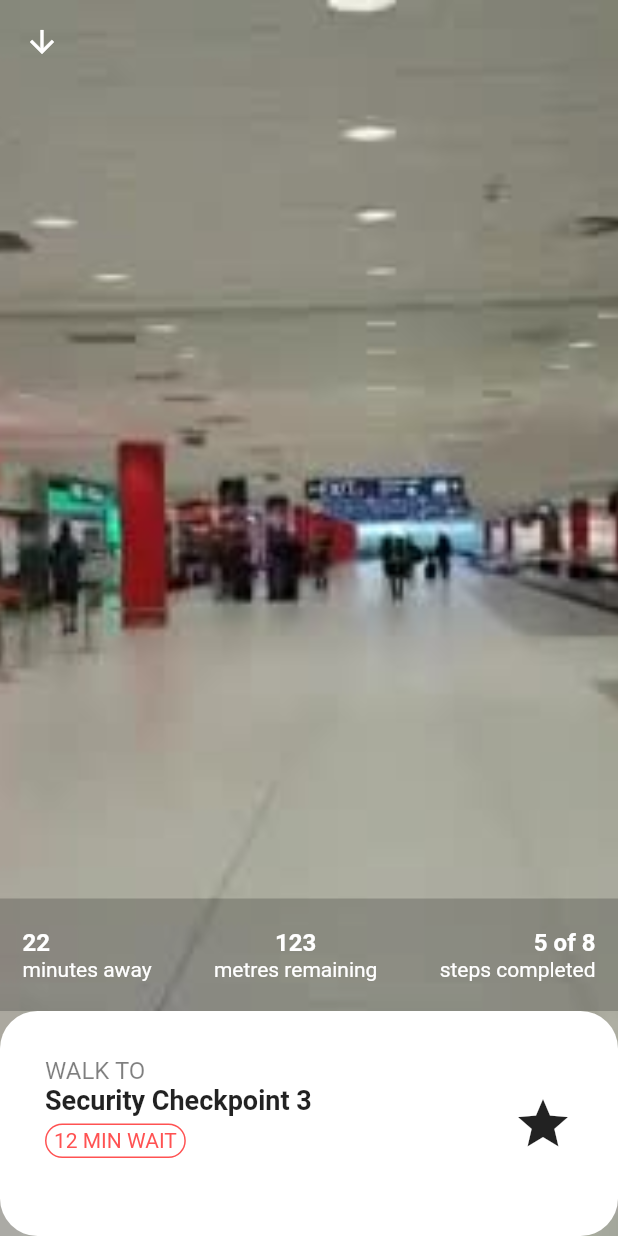
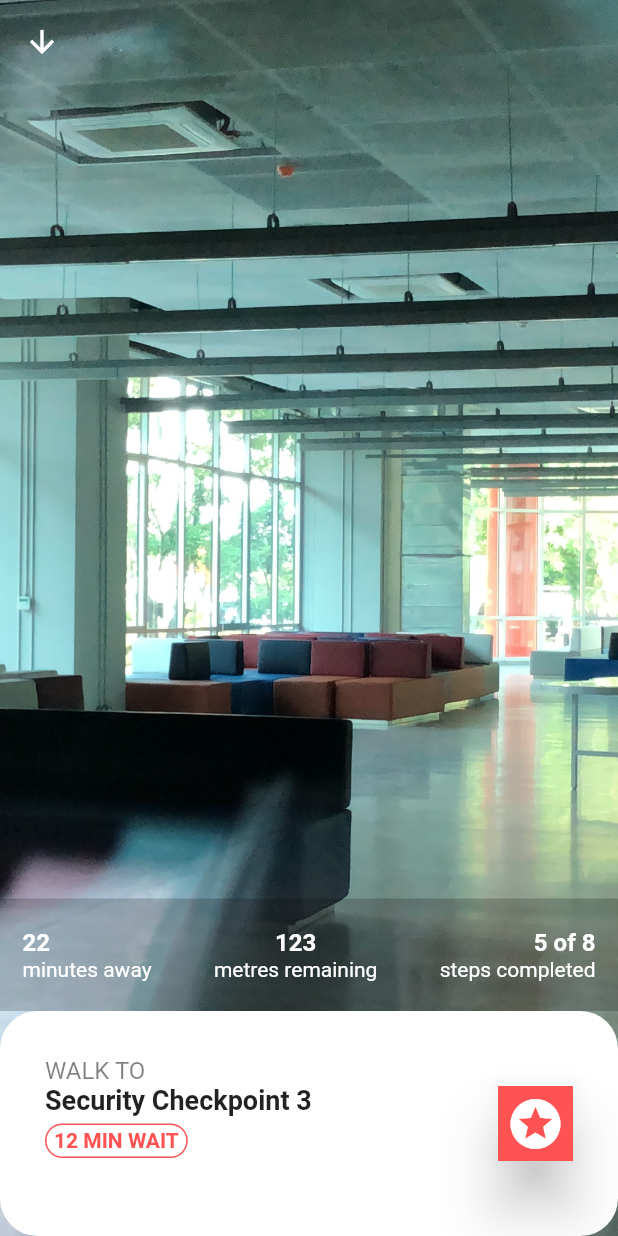
Before and after one commit to CS-DSI-Integrated-Project-2019/navi, a Flutter app: the Home screen opened directly, on a phone screen of 412 x 824 dp. Run offline on Flutter 3.47's test engine with Material 2 defaults, Android fonts, the phone set to English and light mode, and no system bars.

```diff
--- a/lib/main.dart
+++ b/lib/main.dart
@@ -1,5 +1,6 @@
 import 'package:flutter/material.dart';
 import './screens/home.dart';
+import './screens/contact.dart';
 
 void main() => runApp(MyApp());
 
@@ -8,7 +9,7 @@ class MyApp extends StatelessWidget {
   @override
   Widget build(BuildContext context) {
     return MaterialApp(
-      home: Home(),
+      home: Contact(),
     );
   }
 }
--- a/lib/screens/home.dart
+++ b/lib/screens/home.dart
@@ -87,12 +87,14 @@ class _HomeState extends State<Home> {
                                 fontSize: (18), fontWeight: (FontWeight.bold)),
                           ),
                           Container(
-                            margin: EdgeInsets.only(top:5.0),
+                            margin: EdgeInsets.only(top: 5.0),
                             padding: EdgeInsets.only(
                                 left: 5.0, top: 2.5, right: 5.0, bottom: 2.5),
                             child: Text(
                               "12 MIN WAIT",
-                              style: TextStyle(color: Colors.redAccent),
+                              style: TextStyle(
+                                  color: Colors.redAccent,
+                                  fontWeight: FontWeight.bold),
                             ),
                             decoration: BoxDecoration(
                               color: Colors.white,
@@ -104,9 +106,17 @@ class _HomeState extends State<Home> {
                         ],
                       ),
                     ),
-                    Icon(
-                      Icons.star,
-                      size: 40.0,
+                    Material(
+                      elevation: 16.0,
+                      child: Container(
+                        padding: EdgeInsets.all(5.0),
+                        color: Colors.redAccent,
+                        child: Icon(
+                          Icons.stars,
+                          size: 40.0,
+                          color: Colors.white,
+                        ),
+                      ),
                     ),
                   ],
                 ),
--- a/pubspec.yaml
+++ b/pubspec.yaml
@@ -43,6 +43,7 @@ flutter:
   # To add assets to your application, add an assets section, like this:
   assets:
   - assets/images/home.jpg
+  - assets/images/contact.jpg
   #  - images/a_dot_ham.jpeg
 
   # An image asset can refer to one or more resolution-specific "variants", see
```
Also changed, not shown: lib/screens/contact.dart (added, +96 -0 lines), assets/images/contact.JPG (added), assets/images/home.jpg, assets/images/home2.jpg.
